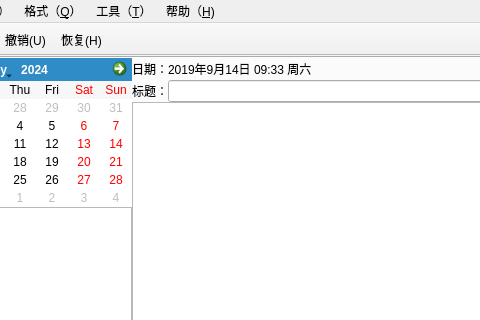
Before: the Qt Designer form LxDairy/src/DairyMainWindow.ui in leishengxie/FengZhiHong, drawn with Qt 5; both pictures show x 126 to 606 and y 0 to 320 of the 1050 by 633 pixel window.
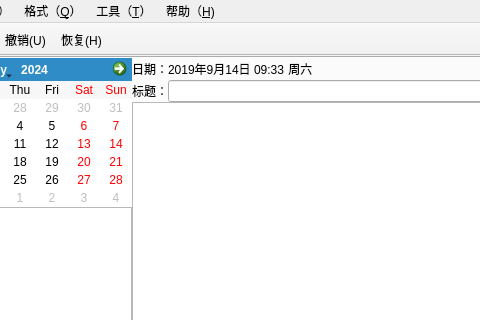
After: the same form once the commit is applied. Icons and pictures are not drawn.

What changed in the file:
```diff
--- a/LxDairy/src/DairyMainWindow.ui
+++ b/LxDairy/src/DairyMainWindow.ui
@@ -97,7 +97,14 @@
             <item>
              <widget class="QLabel" name="labelDateTime">
               <property name="text">
-               <string>2019年9月14日 09:33 周六</string>
+               <string>2019年9月14日 09:33</string>
+              </property>
+             </widget>
+            </item>
+            <item>
+             <widget class="QLabel" name="labelWeekDay">
+              <property name="text">
+               <string> 周六</string>
               </property>
              </widget>
             </item>
```
Left out of the diff: 12 changed lines with no effect on the pictures.
